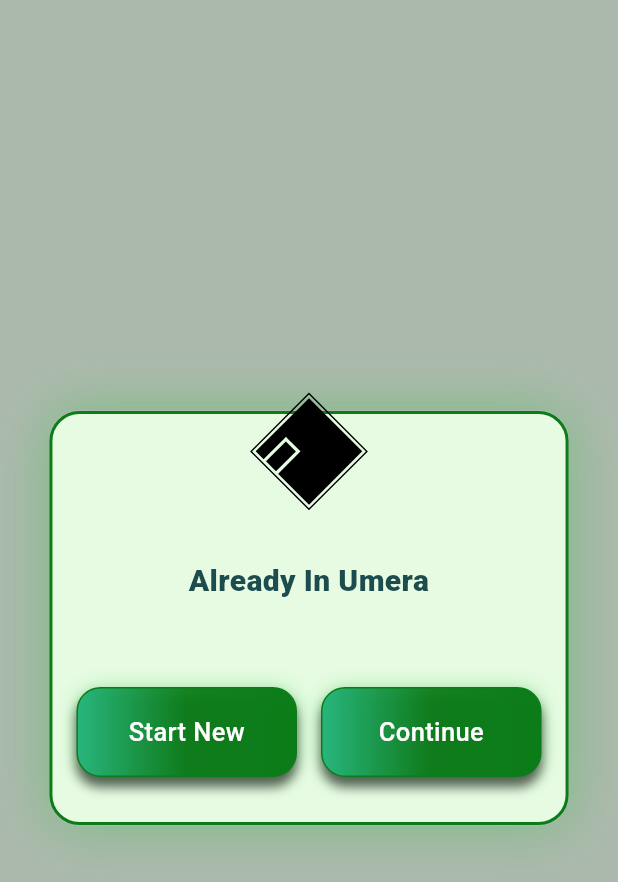
After one commit to M-Tayyab-Mustafa/umrati, a Flutter app: the AlreadyInUmeraDialog screen opened directly, on a phone screen of 412 x 824 dp. The commit adds this screen. Shown: the top 882 px of the screen. Run offline on Flutter 3.47's test engine with Material 3 defaults, Android fonts, the phone set to English and light mode, and no system bars; our stand-ins replace cached_network_image, cloud_firestore, country_code_picker, easy_localization, firebase_auth, firebase_core and 9 more; missing offline and left inert: dlibphonenumber; accounts and stored records are empty; project files that could hold a hidden picture were left out.

Commit message:
feat: Enhance Umera flow with completion tracking, UI updates, and Firebase integration
This commit enhances the Umera flow by adding completion tracking for Tawaf and Safa-Marwa, updating UI components, and integrating with Firebase to persist user progress.

- Added `is_tawaf_completed` and `is_safa_marwa_run_completed` fields to the `UserModel` to track completion status.
- Integrated Firebase to persist user completion status for Tawaf and Safa-Marwa.
- Added logic to check if the user is already in Umera and display a dialog if so.
- Updated the Safa-Marwa flow to use Firestore data for Safa and Marwa coordinates and threshold values.
- Added a checkbox for shaving the head after Safa-Marwa.
- Added "Already In Umera" translation keys to English and Urdu.
- Added loading state to Tawaf page.
- Added `CommonDoc.safaMarwa` enum to `lib/utils/helper/enums.dart`.
- Moved `DashedCirclePainter` to a separate file.

```diff
--- a/assets/translations/en-US.json
+++ b/assets/translations/en-US.json
@@ -14,6 +14,7 @@
   "resend_the_otp": "Resend the OTP",
   "resend_the_otp_in": "Resend the OTP in",
   "select_your_gender": "Select your gender",
+  "already_in_umera": "Already In Umera",
   "enter_the_otp_you_received_to": "Enter the OTP you received to",
   "or_continue_with": "Or continue with",
   "send_the_otp":"Send the OTP",
--- a/assets/translations/ur-PK.json
+++ b/assets/translations/ur-PK.json
@@ -18,6 +18,7 @@
     "send_the_otp": "او ٹی پی بھیجیں",
     "english": "انگریزی",
     "urdu": "اردو",
+  "already_in_umera": "پہلے ہی عمیرہ میں",
     "two_before_meeqaat": "میقات سے پہلے 2 کام",
     "three_tasks_at_meeqaat": "میقات پر 3 کام",
     "these_3_tasks_can_be_done_even_before_meeqaat": "یہ 3 کام میقات سے پہلے بھی کیے جا سکتے ہیں",
--- a/lib/controller/auth/login_provider.dart
+++ b/lib/controller/auth/login_provider.dart
@@ -73,6 +73,8 @@ class LoginNotifier extends ChangeNotifier {
         email: userCredential.user!.email ?? '',
         phone: userCredential.user!.phoneNumber ?? '',
         photo: userCredential.user!.photoURL ?? '',
+        is_tawaf_completed: false,
+        is_safa_marwa_run_completed: false,
         created_at: timer,
         updated_at: timer,
         gender: Gender.unknown.name.toLowerCase(),
@@ -196,6 +198,8 @@ class LoginNotifier extends ChangeNotifier {
         email: userCredential.user!.email ?? '',
         phone: userCredential.user!.phoneNumber ?? '',
         photo: userCredential.user!.photoURL ?? '',
+        is_tawaf_completed: false,
+        is_safa_marwa_run_completed: false,
         created_at: timer,
         updated_at: timer,
         gender: Gender.unknown.name.toLowerCase(),
--- a/lib/utils/helper/constants.dart
+++ b/lib/utils/helper/constants.dart
@@ -12,7 +12,6 @@ late Size screenSize;
 
 final primaryShadows = [BoxShadow(color: CColors.shadow, blurRadius: 10, blurStyle: BlurStyle.outer)];
 final innerPrimaryShadows = [BoxShadow(color: CColors.shadow, blurRadius: 10, blurStyle: BlurStyle.inner)];
-double roundToOneDecimal(double value) => (value * 1000).round() / 1000;
 
 FutureOr<bool> requestLocationAlways() async {
   var status = await Permission.locationAlways.status;
--- /dev/null
+++ b/lib/widgets/already_in_umera.dart
@@ -0,0 +1,69 @@
+import 'package:easy_localization/easy_localization.dart';
+import 'package:flutter/material.dart';
+import '../utils/helper/constants.dart';
+import '../utils/services/translations/locale_keys.g.dart';
+import '../utils/theme/colors.dart';
+import '../utils/theme/text_style.dart';
+import 'button.dart';
+import 'custom_image.dart';
+
+class AlreadyInUmeraDialog extends StatelessWidget {
+  const AlreadyInUmeraDialog({super.key});
+
+  @override
+  Widget build(BuildContext dialogContext) {
+    return Scaffold(
+      backgroundColor: CColors.shadow.withValues(alpha: 0.1),
+      body: Stack(
+        children: [
+          Center(child: Container(decoration: BoxDecoration(color: Colors.black26))),
+          Center(
+            child: Container(
+              height: screenSize.width * 0.67,
+              padding: EdgeInsets.symmetric(vertical: screenSize.height * 0.0),
+              margin: EdgeInsets.symmetric(horizontal: screenSize.width * 0.08),
+              decoration: BoxDecoration(
+                color: CColors.secondaryBackground,
+                borderRadius: BorderRadius.circular(20),
+                border: Border.all(color: CColors.primary, width: 2),
+                boxShadow: primaryShadows.map((e) => e.copyWith(blurRadius: 30)).toList(),
+              ),
+              child: Column(
+                children: [
+                  Expanded(
+                    child: Center(
+                      child: Padding(
+                        padding: EdgeInsets.only(top: screenSize.height * 0.05),
+                        child: Padding(
+                          padding: EdgeInsets.symmetric(horizontal: screenSize.width * 0.1),
+                          child: Text(LocaleKeys.already_in_umera.tr(), style: CTextStyle.w900(fontSize: 20, color: CColors.deepTeal), textAlign: TextAlign.center),
+                        ),
+                      ),
+                    ),
+                  ),
+                  Row(
+                    children: [
+                      Expanded(
+                        child: Padding(
+                          padding: const EdgeInsets.only(left: 16, right: 8),
+                          child: CButton(title: 'Start New', onTap: () => Navigator.pop(dialogContext, false), margin: EdgeInsets.only(bottom: 30)),
+                        ),
+                      ),
+                      Expanded(
+                        child: Padding(
+                          padding: const EdgeInsets.only(left: 8, right: 16),
+                          child: CButton(title: 'Continue', onTap: () => Navigator.pop(dialogContext, true), margin: EdgeInsets.only(bottom: 30)),
+                        ),
+                      ),
+                    ],
+                  ),
+                ],
+              ),
+            ),
+          ),
+          Align(alignment: Alignment(0, -0.3), child: CustomImage(path: 'assets/svg/kabaa.svg', imageType: ImageType.svg, height: 80)),
+        ],
+      ),
+    );
+  }
+}
```
Also changed, not shown: lib/controller/nav/umera/safa_marwa_provider.dart (+24 -29 lines), lib/controller/nav/umera/tawaf_provider.dart (+78 -16 lines), lib/model/safa_marwa.dart (added, +68 -0 lines), lib/model/user.dart (+55 -5 lines), lib/utils/helper/enums.dart (+8 -1 lines), lib/view/nav/umera/sai_completion.dart (+6 -5 lines), lib/view/nav/umera/tawaf.dart (+10 -42 lines), lib/widgets/dashes_circle.dart (added, +39 -0 lines), lib/utils/services/translations/codegen_loader.g.dart, lib/utils/services/translations/locale_keys.g.dart.
